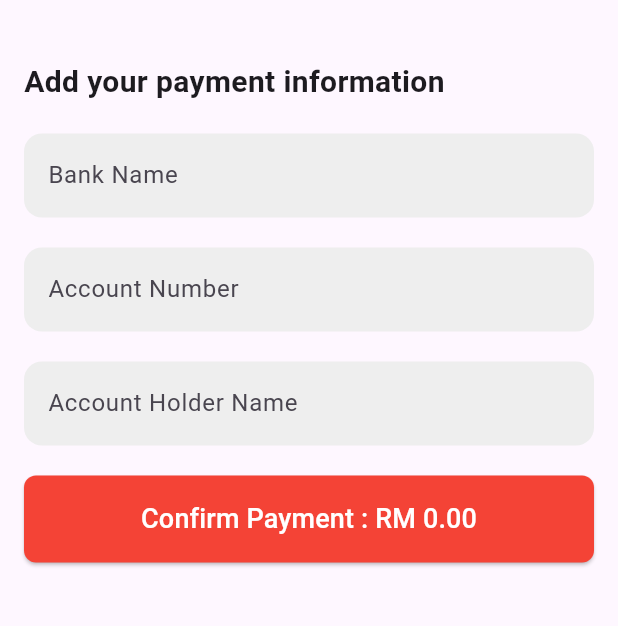
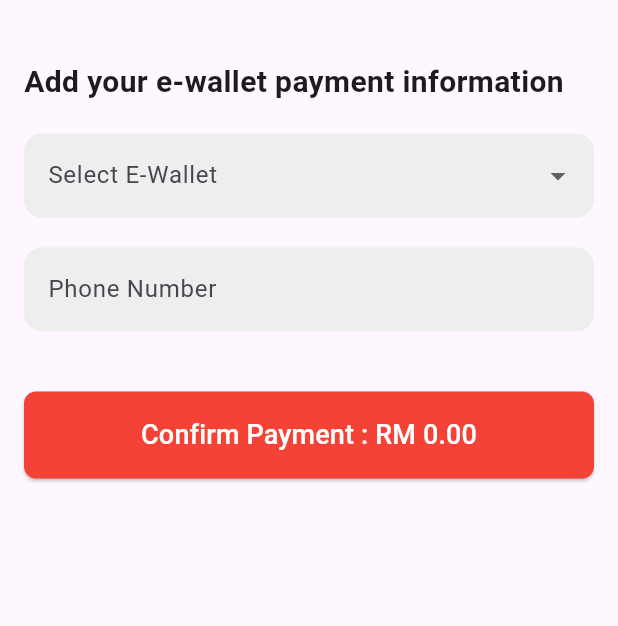
Before and after one commit to github-cweehy/Parking-Management-System, a Flutter app: the PaymentMethodPage screen opened directly with empty values, after a tap on "E-wallet", on a phone screen of 412 x 824 dp, the part 84-710 px from its top. Run offline on Flutter 3.47's test engine with Material 3 defaults, Android fonts, the phone set to English and light mode, and no system bars; our stand-ins replace cloud_firestore, firebase_auth, firebase_core, geocoding, geolocator, google_maps_flutter; accounts and stored records are empty.

Commit message:
new file:   parking_management_system/lib/eWallet.dart 	new file:   parking_management_system/lib/history.dart 	modified:   parking_management_system/lib/paymentmethod.dart 	new file:   parking_management_system/lib/receipt.dart

```diff
--- /dev/null
+++ b/parking_management_system/lib/eWallet.dart
@@ -0,0 +1,180 @@
+import 'package:flutter/material.dart';
+import 'package:cloud_firestore/cloud_firestore.dart';
+import 'package:parking_management_system/mainpage.dart';
+
+class EWalletPaymentPage extends StatefulWidget {
+  final double price;
+  final String userId;
+
+  EWalletPaymentPage({required this.price, required this.userId});
+
+  @override
+  State<EWalletPaymentPage> createState() => _EWalletPaymentPageState();
+}
+
+class _EWalletPaymentPageState extends State<EWalletPaymentPage> {
+  final _formKey = GlobalKey<FormState>();
+  final TextEditingController _phoneController = TextEditingController();
+  String? _selectedEWallet; // To store the selected e-wallet
+
+  @override
+  void dispose() {
+    _phoneController.dispose();
+    super.dispose();
+  }
+
+  Future<void> _saveEWalletTransactionToFirebase() async {
+    try {
+      CollectionReference transactions = FirebaseFirestore.instance.collection('transactions');
+      QuerySnapshot snapshot = await transactions.where(FieldPath.documentId, isGreaterThanOrEqualTo: 'ew001').get();
+      int idCounter = snapshot.size + 1;
+      String transactionId = 'ew${idCounter.toString().padLeft(3, '0')}';
+
+      await transactions.doc(transactionId).set({
+        'id': transactionId,
+        'phone': _phoneController.text,
+        'selectedEWallet': _selectedEWallet,
+        'amount': widget.price,
+        'timestamp': FieldValue.serverTimestamp(),
+        'paymentMethod': 'E-Wallet',
+      });
+
+      ScaffoldMessenger.of(context).showSnackBar(
+        SnackBar(content: Text('E-wallet transaction successful')),
+      );
+
+      Navigator.push(
+        context,
+        MaterialPageRoute(builder: (context) => MainPage(userId: widget.userId)),
+      );
+    } catch (e) {
+      ScaffoldMessenger.of(context).showSnackBar(
+        SnackBar(content: Text('E-wallet transaction failed')),
+      );
+    }
+  }
+
+  @override
+  Widget build(BuildContext context) {
+    return Scaffold(
+      appBar: AppBar(
+        backgroundColor: Colors.white,
+        elevation: 0,
+        leading: IconButton(
+          icon: Icon(Icons.menu, color: Colors.black),
+          onPressed: () {
+            // Handle menu press
+          },
+        ),
+        title: Image.asset(
+          'assets/logomelaka.jpg',
+          height: 60,
+        ),
+        centerTitle: true,
+      ),
+      body: Padding(
+        padding: const EdgeInsets.all(16.0),
+        child: Form(
+          key: _formKey,
+          child: Column(
+            crossAxisAlignment: CrossAxisAlignment.center,
+            children: [
+              SizedBox(height: 24),
+              Align(
+                alignment: Alignment.centerLeft,
+                child: Text(
+                  'Add your e-wallet payment information',
+                  style: TextStyle(
+                    fontSize: 20,
+                    fontWeight: FontWeight.bold,
+                  ),
+                ),
+              ),
+              SizedBox(height: 20),
+
+              // E-wallet selection dropdown
+              DropdownButtonFormField<String>(
+                value: _selectedEWallet,
+                decoration: InputDecoration(
+                  labelText: 'Select E-Wallet',
+                  filled: true,
+                  fillColor: Colors.grey[200],
+                  border: OutlineInputBorder(
+                    borderRadius: BorderRadius.circular(12),
+                    borderSide: BorderSide.none,
+                  ),
+                ),
+                items: ['PayNet', 'Boost', 'Touch \'n Go', 'GrabPay']
+                    .map((wallet) => DropdownMenuItem(
+                          value: wallet,
+                          child: Text(wallet),
+                        ))
+                    .toList(),
+                onChanged: (value) {
+                  setState(() {
+                    _selectedEWallet = value;
+                  });
+                },
+                validator: (value) {
+                  if (value == null || value.isEmpty) {
+                    return 'Please select an e-wallet';
+                  }
+                  return null;
+                },
+              ),
+              SizedBox(height: 20),
+
+              // Phone number Input
+              TextFormField(
+                controller: _phoneController,
+                decoration: InputDecoration(
+                  labelText: 'Phone Number',
+                  filled: true,
+                  fillColor: Colors.grey[200],
+                  border: OutlineInputBorder(
+                    borderRadius: BorderRadius.circular(12),
+                    borderSide: BorderSide.none,
+                  ),
+                ),
+                keyboardType: TextInputType.phone,
+                validator: (value) {
+                  if (value == null || value.isEmpty) {
+                    return 'Please enter your phone number';
+                  }
+                  return null;
+                },
+              ),
+              SizedBox(height: 40),
+
+              // Confirm Payment button
+              SizedBox(
+                width: double.infinity,
+                child: ElevatedButton(
+                  style: ElevatedButton.styleFrom(
+                    backgroundColor: Colors.red,
+                    padding: EdgeInsets.symmetric(vertical: 16),
+                    shape: RoundedRectangleBorder(
+                      borderRadius: BorderRadius.circular(8),
+                    ),
+                  ),
+                  onPressed: () {
+                    if (_formKey.currentState!.validate()) {
+                      _saveEWalletTransactionToFirebase();
+                    }
+                  },
+                  child: Text(
+                    'Confirm Payment : RM ${widget.price.toStringAsFixed(2)}',
+                    style: TextStyle(
+                      color: Colors.white,
+                      fontSize: 18,
+                    ),
+                  ),
+                ),
+              ),
+            ],
+          ),
+        ),
+      ),
+    );
+  }
+}
--- a/parking_management_system/lib/paymentmethod.dart
+++ b/parking_management_system/lib/paymentmethod.dart
@@ -1,6 +1,7 @@
 import 'package:flutter/material.dart';
 import 'package:cloud_firestore/cloud_firestore.dart';
 import 'package:firebase_auth/firebase_auth.dart';
+import 'package:parking_management_system/eWallet.dart';
 import 'package:parking_management_system/onlinebanking.dart';
 import 'creditcard.dart';
 import 'userprofile.dart';
@@ -246,7 +247,7 @@ class _PaymentMethodPageState extends State<PaymentMethodPage>{
                   Navigator.push(
                     context,
                     MaterialPageRoute(
-                      builder: (context) => OnlineBankingPage(price:widget.price, userId: widget.userId),
+                      builder: (context) => EWalletPaymentPage(price:widget.price, userId: widget.userId),
                       ),
                     );
                 } catch(e){
```
Also changed, not shown: parking_management_system/lib/history.dart (added, +165 -0 lines), parking_management_system/lib/receipt.dart (added, +68 -0 lines).
